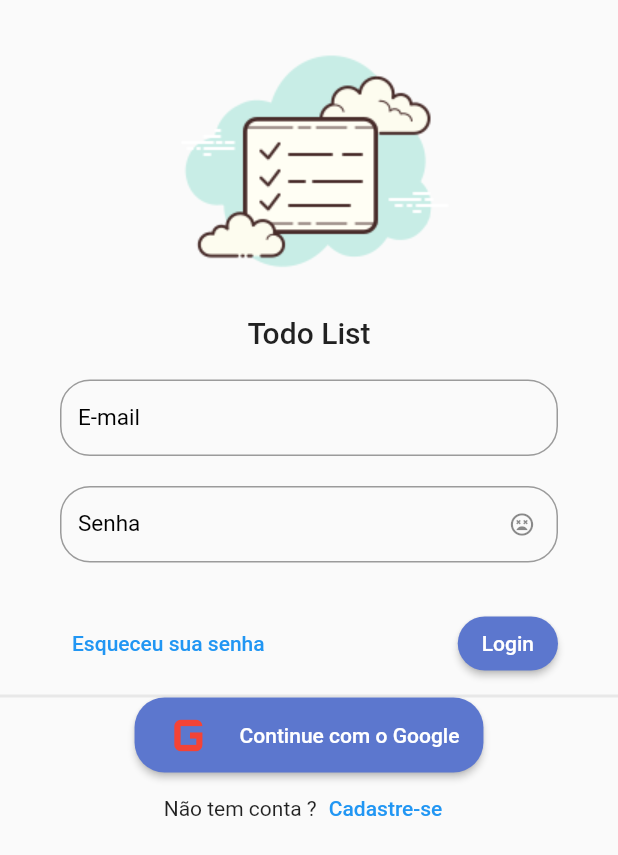
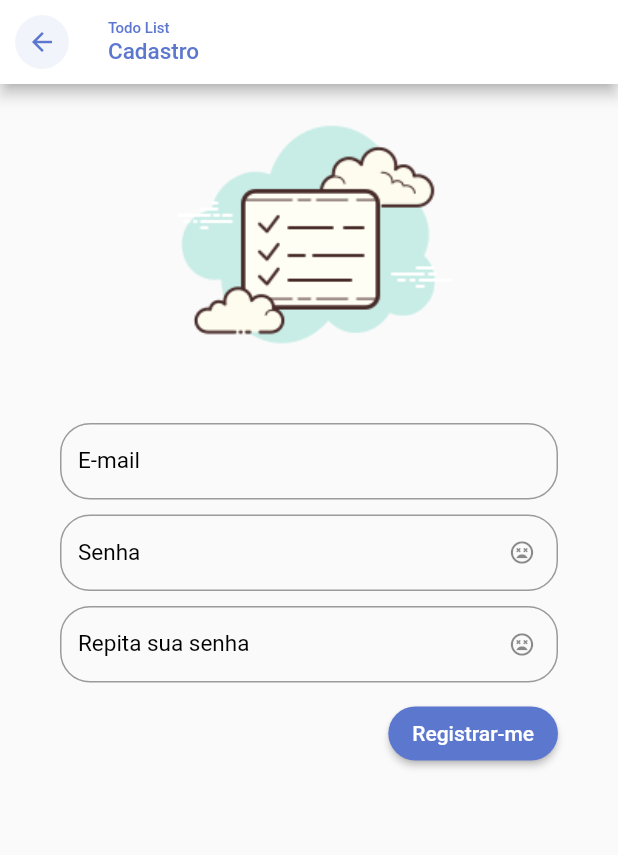
Before and after one commit to catalunha/todo_list_provider, a Flutter app: the screen it shows after launch, after a tap on "Cadastre-se", on a phone screen of 412 x 824 dp. Shown: the top 855 px of the screen. Run offline on Flutter 3.47's test engine with Material 2 defaults, Android fonts, the phone set to English and light mode, and no system bars; our stand-ins replace firebase_auth, firebase_core, google_fonts, hive_flutter; missing offline and left inert: validatorless; accounts and stored records are empty; Roboto replaces fonts that are missing (Mandali); statements that could not run were skipped.

Commit message:
register

```diff
--- a/lib/app/app_module.dart
+++ b/lib/app/app_module.dart
@@ -1,8 +1,14 @@
+import 'package:firebase_auth/firebase_auth.dart';
 import 'package:flutter/material.dart';
 import 'package:provider/provider.dart';
 import 'package:todo_list_provider/app/app_widget.dart';
 import 'package:todo_list_provider/app/core/database/hive/hive_controller.dart';
 import 'package:todo_list_provider/app/core/database/sqlite/sqlite_conn_factory.dart';
+import 'package:todo_list_provider/app/modules/auth/register/register_controller.dart';
+import 'package:todo_list_provider/app/respositories/user/user_repository.dart';
+import 'package:todo_list_provider/app/respositories/user/user_repository_abstract.dart';
+import 'package:todo_list_provider/app/services/user/user_service.dart';
+import 'package:todo_list_provider/app/services/user/user_service_abstract.dart';
 
 class AppModule extends StatelessWidget {
   const AppModule({Key? key}) : super(key: key);
@@ -12,13 +18,26 @@ class AppModule extends StatelessWidget {
     return MultiProvider(
       providers: [
         Provider(
+          create: (_) => FirebaseAuth.instance,
+        ),
+        Provider(
           create: (_) {
             HiveController hiveController = HiveController();
             hiveController.initInFlutter();
             return hiveController;
           },
           lazy: false,
-        )
+        ),
+        Provider<UserRepositoryAbstract>(
+          create: (context) => UserRepository(
+            firebaseAuth: context.read(),
+          ),
+        ),
+        Provider<UserServiceAbstract>(
+          create: (context) => UserService(
+            userRepository: context.read(),
+          ),
+        ),
       ],
       child: AppWidget(),
     );
--- a/lib/app/app_widget.dart
+++ b/lib/app/app_widget.dart
@@ -1,3 +1,4 @@
+import 'package:firebase_auth/firebase_auth.dart';
 import 'package:flutter/material.dart';
 import 'package:provider/provider.dart';
 import 'package:todo_list_provider/app/core/database/hive/hive_adm_Conn.dart';
--- /dev/null
+++ b/lib/app/core/validators/validators.dart
@@ -0,0 +1,14 @@
+import 'package:flutter/material.dart';
+
+class Validators {
+  Validators._();
+  static FormFieldValidator compare(
+      TextEditingController? valueEC, String message) {
+    return (value) {
+      final valueCompare = valueEC?.text ?? '';
+      if (value == null || value != null && value != valueCompare) {
+        return message;
+      }
+    };
+  }
+}
--- a/lib/app/core/widget/todo_list_field.dart
+++ b/lib/app/core/widget/todo_list_field.dart
@@ -4,8 +4,8 @@ class TodoListField extends StatelessWidget {
   final String label;
   final bool obscureText;
   final IconButton? suffixIconButton;
-  final TextEditingController? textEditingController;
-  final FormFieldValidator<String>? formFieldValidator;
+  final TextEditingController? controller;
+  final FormFieldValidator<String>? validator;
 
   final ValueNotifier<bool> obscureTextVN;
   TodoListField({
@@ -13,8 +13,8 @@ class TodoListField extends StatelessWidget {
     required this.label,
     this.obscureText = false,
     this.suffixIconButton,
-    this.textEditingController,
-    this.formFieldValidator,
+    this.controller,
+    this.validator,
   })  : assert(obscureText == true ? suffixIconButton == null : true,
             'ObscureText nao pode ser enviado em conjunto com suffixIconButton'),
         obscureTextVN = ValueNotifier(obscureText),
@@ -26,8 +26,8 @@ class TodoListField extends StatelessWidget {
         valueListenable: obscureTextVN,
         builder: (_, obscureTextValue, __) {
           return TextFormField(
-            controller: textEditingController,
-            validator: formFieldValidator,
+            controller: controller,
+            validator: validator,
             decoration: InputDecoration(
               labelText: label,
               labelStyle: TextStyle(
--- /dev/null
+++ b/lib/app/exception/auth_exception.dart
@@ -0,0 +1,6 @@
+class AuthException implements Exception {
+  final String message;
+  AuthException({
+    required this.message,
+  });
+}
--- a/lib/app/modules/auth/auth_module.dart
+++ b/lib/app/modules/auth/auth_module.dart
@@ -1,10 +1,9 @@
-import 'package:flutter/cupertino.dart';
-import 'package:flutter/src/widgets/framework.dart';
-import 'package:path/path.dart';
 import 'package:provider/provider.dart';
 import 'package:todo_list_provider/app/core/modules/todo_list_module.dart';
 import 'package:todo_list_provider/app/modules/auth/login/login_controller.dart';
 import 'package:todo_list_provider/app/modules/auth/login/login_page.dart';
+import 'package:todo_list_provider/app/modules/auth/register/register_controller.dart';
+import 'package:todo_list_provider/app/modules/auth/register/register_page.dart';
 
 class AuthModule extends TodoListModule {
   AuthModule()
@@ -12,10 +11,15 @@ class AuthModule extends TodoListModule {
           bindings: [
             ChangeNotifierProvider(
               create: (_) => LoginController(),
+            ),
+            ChangeNotifierProvider(
+              create: (context) =>
+                  RegisterController(userService: context.read()),
             )
           ],
           routers: {
             '/login': (context) => LoginPage(),
+            '/register': (context) => RegisterPage(),
           },
         );
 }
--- a/lib/app/modules/auth/login/login_page.dart
+++ b/lib/app/modules/auth/login/login_page.dart
@@ -100,7 +100,10 @@ class LoginPage extends StatelessWidget {
                               children: [
                                 Text('Não tem conta ?'),
                                 TextButton(
-                                  onPressed: () {},
+                                  onPressed: () {
+                                    Navigator.of(context)
+                                        .pushNamed('/register');
+                                  },
                                   child: Text('Cadastre-se'),
                                 )
                               ],
--- /dev/null
+++ b/lib/app/modules/auth/register/register_controller.dart
@@ -0,0 +1,33 @@
+import 'package:flutter/material.dart';
+import 'package:todo_list_provider/app/exception/auth_exception.dart';
+
+import 'package:todo_list_provider/app/services/user/user_service.dart';
+
+class RegisterController extends ChangeNotifier {
+  final UserService _userService;
+  String? error;
+  bool success = false;
+  RegisterController({
+    required UserService userService,
+  }) : _userService = userService;
+
+  Future<void> registerUser(String email, String password) async {
+    try {
+      error = null;
+      success = false;
+      notifyListeners();
+      final user = await _userService.register(email, password);
+      if (user != null) {
+        //sucesso
+        success = true;
+      } else {
+        //erro
+        error = 'Error ao registrar usuário';
+      }
+    } on AuthException catch (e) {
+      error = e.message;
+    } finally {
+      notifyListeners();
+    }
+  }
+}
--- /dev/null
+++ b/lib/app/modules/auth/register/register_page.dart
@@ -0,0 +1,160 @@
+import 'package:flutter/material.dart';
+import 'package:provider/provider.dart';
+import 'package:todo_list_provider/app/core/ui/theme_extensions.dart';
+import 'package:todo_list_provider/app/core/validators/validators.dart';
+import 'package:todo_list_provider/app/core/widget/todo_list_field.dart';
+import 'package:todo_list_provider/app/core/widget/todo_list_logo.dart';
+import 'package:todo_list_provider/app/modules/auth/register/register_controller.dart';
+import 'package:validatorless/validatorless.dart';
+
+class RegisterPage extends StatefulWidget {
+  RegisterPage({Key? key}) : super(key: key);
+
+  @override
+  State<RegisterPage> createState() => _RegisterPageState();
+}
+
+class _RegisterPageState extends State<RegisterPage> {
+  final _formKey = GlobalKey<FormState>();
+  final _emailTec = TextEditingController();
+  final _passwordTec = TextEditingController();
+  final _confirmPasswordTec = TextEditingController();
+
+  @override
+  void initState() {
+    // TODO: implement initState
+    super.initState();
+    context.read<RegisterController>().addListener(() {
+      final controller = context.read<RegisterController>();
+      var error = controller.error;
+      var success = controller.success;
+      if (success) {
+        Navigator.of(context).pop();
+      } else if (error != null && error.isNotEmpty) {
+        ScaffoldMessenger.of(context).showSnackBar(SnackBar(
+          content: Text(error),
+          backgroundColor: Colors.red,
+        ));
+      }
+    });
+  }
+
+  @override
+  void dispose() {
+    _emailTec.dispose();
+    _passwordTec.dispose();
+    _confirmPasswordTec.dispose();
+    context.read<RegisterController>().removeListener(() {});
+
+    super.dispose();
+  }
+
+  @override
+  Widget build(BuildContext context) {
+    return Scaffold(
+      appBar: AppBar(
+        title: Column(
+            mainAxisAlignment: MainAxisAlignment.start,
+            crossAxisAlignment: CrossAxisAlignment.start,
+            children: [
+              Text(
+                'Todo List',
+                style: TextStyle(fontSize: 10, color: context.primaryColor),
+              ),
+              Text(
+                'Cadastro',
+                style: TextStyle(fontSize: 15, color: context.primaryColor),
+              )
+            ]),
+        backgroundColor: Colors.white,
+        automaticallyImplyLeading: false,
+        leading: IconButton(
+            onPressed: () {
+              Navigator.pop(context);
+            },
+            icon: ClipOval(
+                child: Container(
+              color: context.primaryColor.withAlpha(20),
+              padding: const EdgeInsets.all(8),
+              child: Icon(
+                Icons.arrow_back,
+                size: 20,
+                color: context.primaryColor,
+              ),
+            ))),
+      ),
+      body: ListView(
+        children: [
+          Container(
+            height: MediaQuery.of(context).size.width * .5,
+            child: const FittedBox(
+              child: TodoListLogo(),
+              fit: BoxFit.fitHeight,
+            ),
+          ),
+          Padding(
+            padding: const EdgeInsets.symmetric(
+              horizontal: 40,
+              vertical: 20,
+            ),
+            child: Form(
+              key: _formKey,
+              child: Column(children: [
+                TodoListField(
+                  label: 'E-mail',
+                  controller: _emailTec,
+                  validator: Validatorless.multiple([
+                    Validatorless.email('Informe um email válido aqui.'),
+                    Validatorless.required('Campo obrigatorio'),
+                  ]),
+                ),
+                const SizedBox(height: 10),
+                TodoListField(
+                  label: 'Senha',
+                  obscureText: true,
+                  controller: _passwordTec,
+                  validator: Validatorless.multiple([
+                    Validatorless.min(6, 'Informe mais de 6 caracteres'),
+                    Validatorless.required('Campo obrigatorio'),
+                  ]),
+                ),
+                const SizedBox(height: 10),
+                TodoListField(
+                  label: 'Repita sua senha',
+                  obscureText: true,
+                  controller: _confirmPasswordTec,
+                  validator: Validatorless.multiple([
+                    Validatorless.min(6, 'Informe mais de 6 caracteres'),
+                    Validatorless.required('Campo obrigatorio'),
+                    Validators.compare(_passwordTec, 'Senhas diferentes'),
+                  ]),
+                ),
+                const SizedBox(height: 10),
+                Align(
+                  alignment: Alignment.centerRight,
+                  child: ElevatedButton(
+                    onPressed: () {
+                      final formValid =
+                          _formKey.currentState?.validate() ?? false;
+                      if (formValid) {
+                        context
+                            .read<RegisterController>()
+                            .registerUser(_emailTec.text, _passwordTec.text);
+                      }
+                    },
+                    child: const Text('Registrar-me'),
+                    style: ElevatedButton.styleFrom(
+                      shape: RoundedRectangleBorder(
+                        borderRadius: BorderRadius.circular(20),
+                      ),
+                    ),
+                  ),
+                ),
+              ]),
+            ),
+          )
+        ],
+      ),
+    );
+  }
+}
--- /dev/null
+++ b/lib/app/respositories/user/user_repository_abstract.dart
@@ -0,0 +1,5 @@
+import 'package:firebase_auth/firebase_auth.dart';
+
+abstract class UserRepositoryAbstract {
+  Future<User?> register(String email, String password);
+}
--- /dev/null
+++ b/lib/app/services/user/user_service.dart
@@ -0,0 +1,16 @@
+import 'dart:async';
+
+import 'package:firebase_auth/firebase_auth.dart';
+
+import 'package:todo_list_provider/app/respositories/user/user_repository.dart';
+import 'package:todo_list_provider/app/services/user/user_service_abstract.dart';
+
+class UserService implements UserServiceAbstract {
+  final UserRepository _userRepository;
+  UserService({
+    required UserRepository userRepository,
+  }) : _userRepository = userRepository;
+  @override
+  Future<User?> register(String email, String password) =>
+      _userRepository.register(email, password);
+}
--- /dev/null
+++ b/lib/app/services/user/user_service_abstract.dart
@@ -0,0 +1,5 @@
+import 'package:firebase_auth/firebase_auth.dart';
+
+abstract class UserServiceAbstract {
+  Future<User?> register(String email, String password);
+}
--- a/lib/main.dart
+++ b/lib/main.dart
@@ -1,6 +1,9 @@
+import 'package:firebase_core/firebase_core.dart';
 import 'package:flutter/material.dart';
 import 'package:todo_list_provider/app/app_module.dart';
 
-void main() {
+Future<void> main() async {
+  WidgetsFlutterBinding.ensureInitialized();
+  await Firebase.initializeApp();
   runApp(AppModule());
 }
--- a/pubspec.yaml
+++ b/pubspec.yaml
@@ -41,6 +41,9 @@ dependencies:
   path: ^1.8.0
   uuid: ^3.0.6
   google_fonts: ^2.3.1
+  firebase_auth: ^3.3.9
+  firebase_core: ^1.13.1
+  validatorless: ^1.2.1
 
 dev_dependencies:
   flutter_test:
```
Also changed, not shown: lib/app/respositories/user/user_repository.dart (added, +39 -0 lines), pubspec.lock, 6 other files.
